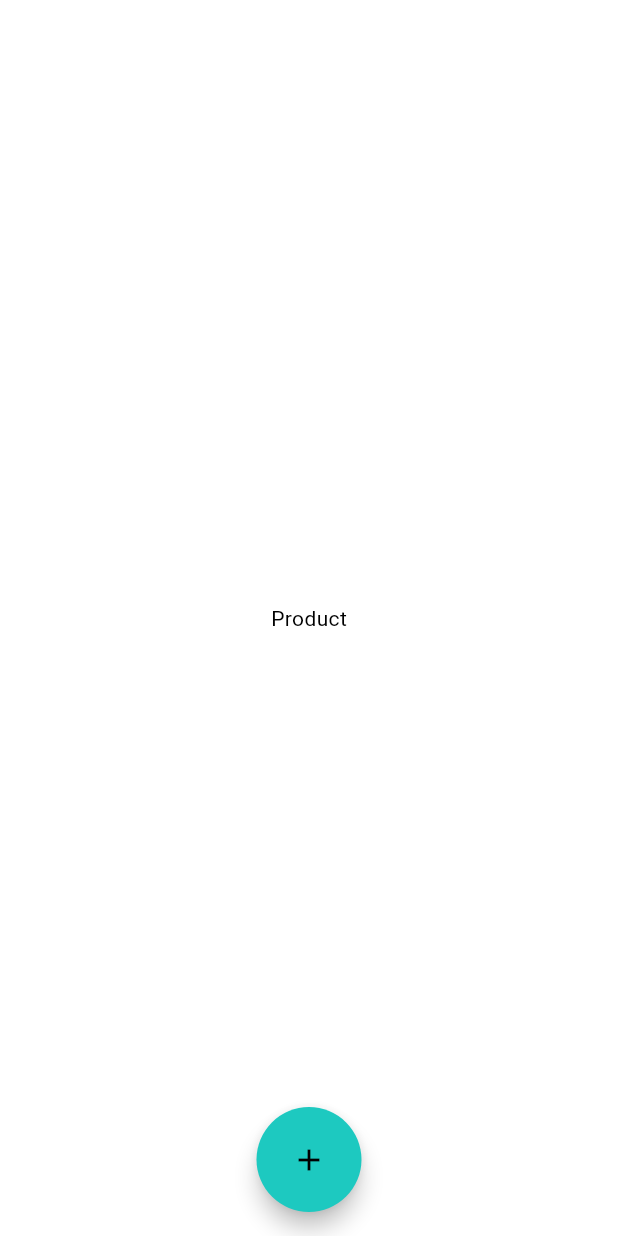
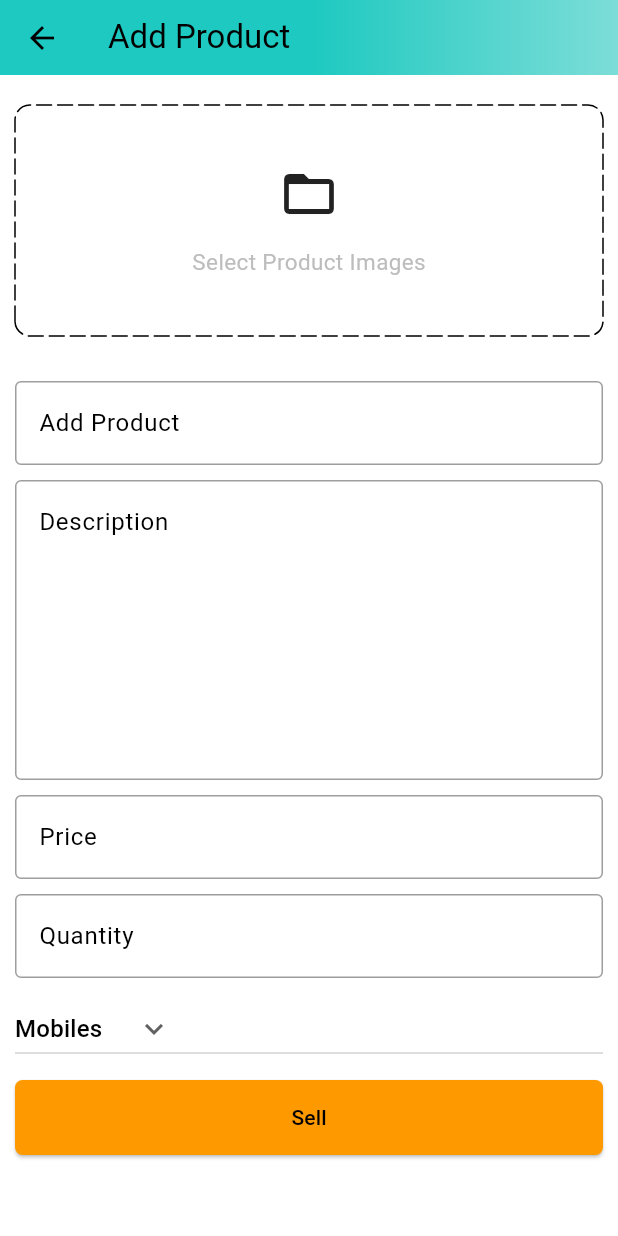
Before and after one commit to anujmritunjay/amazone_clone_app, a Flutter app: the ProductScreen screen opened directly, after a tap on the "add" icon, on a phone screen of 412 x 824 dp. Run offline on Flutter 3.47's test engine with Material 3 defaults, Android fonts, the phone set to English and light mode, and no system bars; drawn by our look-alikes of dotted_border; our stand-ins replace badges, carousel_slider, shared_preferences; accounts and stored records are empty.

Commit message:
- Add Product screen UI

```diff
--- a/lib/common/widgets/custom_textfield.dart
+++ b/lib/common/widgets/custom_textfield.dart
@@ -2,9 +2,14 @@
 import 'package:flutter/material.dart';
 
 class CustomTextField extends StatelessWidget {
-  const CustomTextField(
-      {super.key, required this.hintText, required this.controller});
+  const CustomTextField({
+    super.key,
+    required this.hintText,
+    required this.controller,
+    this.maxLines = 1,
+  });
   final String hintText;
+  final int maxLines;
   final TextEditingController controller;
 
   @override
@@ -30,6 +35,7 @@
         }
         return null;
       },
+      maxLines: maxLines,
     );
   }
 }
--- a/lib/constants/global_variables.dart
+++ b/lib/constants/global_variables.dart
@@ -1,6 +1,6 @@
 import 'package:flutter/material.dart';
 
-String uri = 'http://192.168.1.14:4000';
+String uri = 'http://192.168.1.17:4000';
 
 class GlobalVariables {
   // COLORS
--- /dev/null
+++ b/lib/features/admin/screens/add_product_screen.dart
@@ -0,0 +1,149 @@
+import 'package:amazone_clone_app/common/widgets/custom_button.dart';
+import 'package:amazone_clone_app/common/widgets/custom_textfield.dart';
+import 'package:amazone_clone_app/constants/global_variables.dart';
+import 'package:dotted_border/dotted_border.dart';
+import 'package:flutter/material.dart';
+
+class AddProductScreen extends StatefulWidget {
+  static const String routeName = '/add-product';
+  const AddProductScreen({super.key});
+
+  @override
+  State<AddProductScreen> createState() => _AddProductScreenState();
+}
+
+class _AddProductScreenState extends State<AddProductScreen> {
+  final TextEditingController productNameController = TextEditingController();
+  final TextEditingController descriptionController = TextEditingController();
+  final TextEditingController priceController = TextEditingController();
+  final TextEditingController quantityController = TextEditingController();
+
+  @override
+  void dispose() {
+    productNameController.dispose();
+    descriptionController.dispose();
+    priceController.dispose();
+    quantityController.dispose();
+    super.dispose();
+  }
+
+  List<String> productCategories = [
+    'Mobiles',
+    'Essentials',
+    'Appliances',
+    'Books',
+    'Fashion'
+  ];
+  String category = 'Mobiles';
+
+  @override
+  Widget build(BuildContext context) {
+    return Scaffold(
+      appBar: PreferredSize(
+        preferredSize: const Size.fromHeight(50),
+        child: AppBar(
+          flexibleSpace: Container(
+            decoration:
+                const BoxDecoration(gradient: GlobalVariables.appBarGradient),
+          ),
+          title: const Text(
+            'Add Product',
+            style: TextStyle(color: Colors.black),
+          ),
+        ),
+      ),
+      body: SingleChildScrollView(
+        child: Form(
+          child: Padding(
+            padding: const EdgeInsets.symmetric(horizontal: 10.0),
+            child: Column(
+              children: [
+                const SizedBox(height: 20),
+                DottedBorder(
+                  borderType: BorderType.RRect,
+                  radius: const Radius.circular(10),
+                  dashPattern: const [10, 4],
+                  strokeCap: StrokeCap.round,
+                  child: Container(
+                    height: 150,
+                    width: double.infinity,
+                    decoration: BoxDecoration(
+                      borderRadius: BorderRadius.circular(10),
+                    ),
+                    child: Column(
+                      mainAxisAlignment: MainAxisAlignment.center,
+                      children: [
+                        const Icon(
+                          Icons.folder_open,
+                          size: 40,
+                        ),
+                        const SizedBox(height: 15),
+                        Text(
+                          'Select Product Images',
+                          style: TextStyle(
+                            fontSize: 15,
+                            color: Colors.grey.shade400,
+                          ),
+                        )
+                      ],
+                    ),
+                  ),
+                ),
+                const SizedBox(height: 30),
+                CustomTextField(
+                  hintText: 'Add Product',
+                  controller: productNameController,
+                ),
+                const SizedBox(height: 10),
+                CustomTextField(
+                  hintText: 'Description',
+                  controller: descriptionController,
+                  maxLines: 7,
+                ),
+                const SizedBox(height: 10),
+                CustomTextField(
+                  hintText: 'Price',
+                  controller: priceController,
+                ),
+                const SizedBox(height: 10),
+                CustomTextField(
+                  hintText: 'Quantity',
+                  controller: quantityController,
+                ),
+                const SizedBox(height: 10),
+                SizedBox(
+                  width: double.infinity,
+                  child: DropdownButton(
+                    value: category,
+                    icon: const Icon(Icons.keyboard_arrow_down),
+                    items: productCategories
+                        .map(
+                          (e) => DropdownMenuItem(
+                            value: e,
+                            child: Text(e),
+                          ),
+                        )
+                        .toList(),
+                    onChanged: (value) => {
+                      setState(() {
+                        category = value!;
+                      })
+                    },
+                  ),
+                ),
+                const SizedBox(height: 10),
+                CustomButton(
+                  text: 'Sell',
+                  onTap: () {
+                    print('Sell button Pressed');
+                  },
+                  color: GlobalVariables.secondaryColor,
+                ),
+              ],
+            ),
+          ),
+        ),
+      ),
+    );
+  }
+}
--- a/lib/features/admin/screens/product_screen.dart
+++ b/lib/features/admin/screens/product_screen.dart
@@ -1,4 +1,4 @@
-import 'package:amazone_clone_app/constants/global_variables.dart';
+import 'package:amazone_clone_app/features/admin/screens/add_product_screen.dart';
 import 'package:flutter/material.dart';
 
 class ProductScreen extends StatefulWidget {
@@ -9,6 +9,10 @@
 }
 
 class _ProductScreenState extends State<ProductScreen> {
+  void navigateToAddProduct() {
+    Navigator.pushNamed(context, AddProductScreen.routeName);
+  }
+
   @override
   Widget build(BuildContext context) {
     return Scaffold(
@@ -24,9 +28,7 @@
           foregroundColor: Colors.black,
           shape:
               RoundedRectangleBorder(borderRadius: BorderRadius.circular(50)),
-          onPressed: () {
-            print('Floting Icon button Pressed');
-          },
+          onPressed: navigateToAddProduct,
           child: const Icon(Icons.add),
         ),
       ),
--- a/lib/router.dart
+++ b/lib/router.dart
@@ -1,4 +1,5 @@
 import 'package:amazone_clone_app/common/widgets/bottom_bar.dart';
+import 'package:amazone_clone_app/features/admin/screens/add_product_screen.dart';
 import 'package:amazone_clone_app/features/auth/screens/auth_screen.dart';
 import 'package:amazone_clone_app/features/home/screens/home_screen.dart';
 import 'package:flutter/material.dart';
@@ -17,6 +18,10 @@
       return MaterialPageRoute(
         builder: (_) => const BottomBar(),
       );
+    case AddProductScreen.routeName:
+      return MaterialPageRoute(
+        builder: (_) => const AddProductScreen(),
+      );
     default:
       return MaterialPageRoute(
         builder: (_) => const Scaffold(
--- a/pubspec.yaml
+++ b/pubspec.yaml
@@ -40,6 +40,7 @@
   shared_preferences: ^2.2.2
   badges: ^3.1.2
   carousel_slider: ^4.2.1
+  dotted_border: ^2.1.0
 
 dev_dependencies:
   flutter_test:
```
Also changed, not shown: pubspec.lock.
